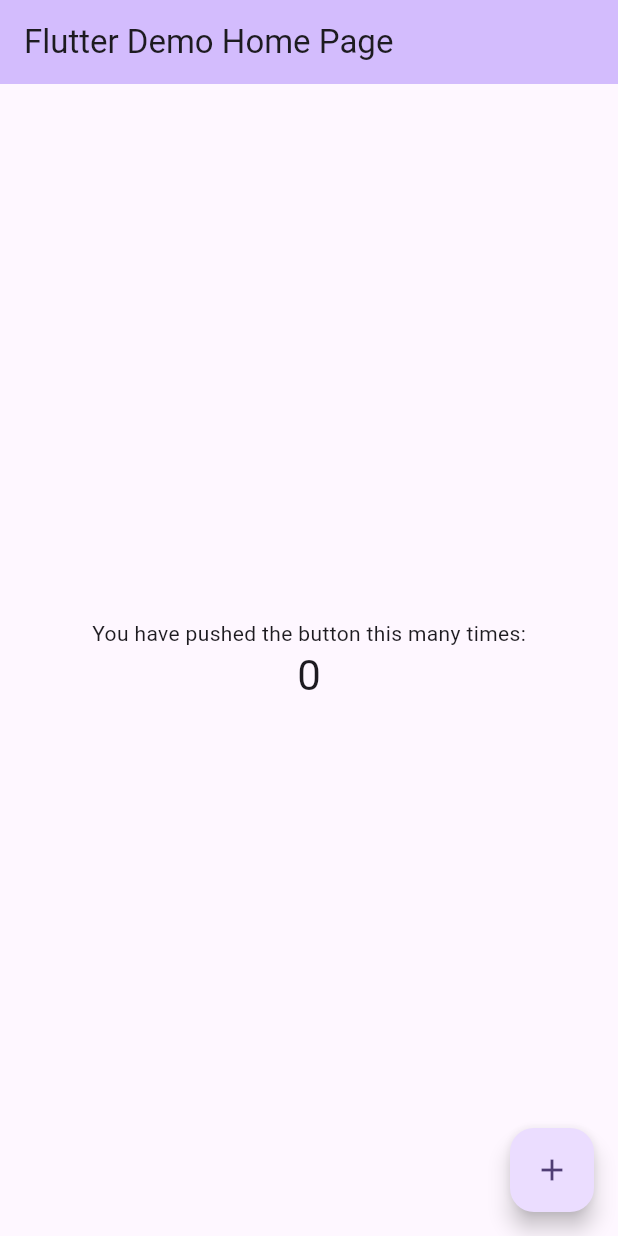
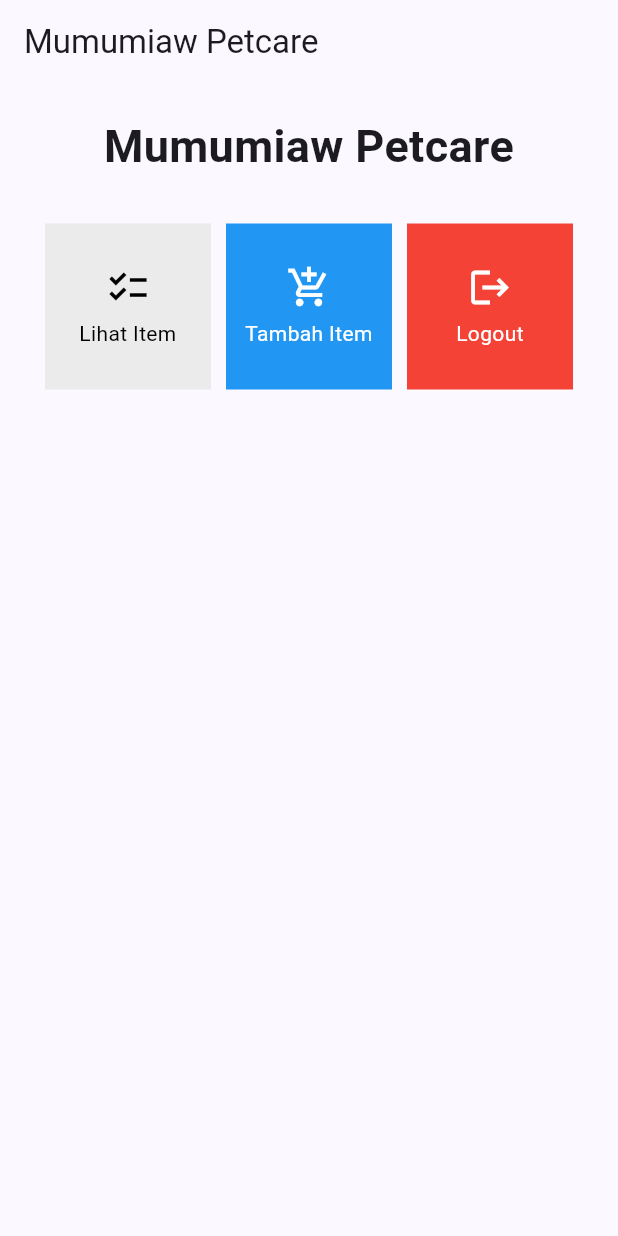
Before and after one commit to muhammadfawwazarshadsaid/mumumiaw_petcare, a Flutter app: the screen it shows after launch, on a phone screen of 412 x 824 dp. Run offline on Flutter 3.47's test engine with Material 2 defaults, Android fonts, the light colour scheme and no system bars.

Commit message:
main.dart menu.dart readme.md (-)no2

```diff
--- a/mumumiaw_petcare/lib/main.dart
+++ b/mumumiaw_petcare/lib/main.dart
@@ -1,125 +1,22 @@
 import 'package:flutter/material.dart';
+import 'package:mumumiaw_petcare/menu.dart';
 
 void main() {
   runApp(const MyApp());
 }
 
 class MyApp extends StatelessWidget {
-  const MyApp({super.key});
+  const MyApp({Key? key}) : super(key: key);
 
-  // This widget is the root of your application.
   @override
   Widget build(BuildContext context) {
     return MaterialApp(
       title: 'Flutter Demo',
       theme: ThemeData(
-        // This is the theme of your application.
-        //
-        // TRY THIS: Try running your application with "flutter run". You'll see
-        // the application has a blue toolbar. Then, without quitting the app,
-        // try changing the seedColor in the colorScheme below to Colors.green
-        // and then invoke "hot reload" (save your changes or press the "hot
-        // reload" button in a Flutter-supported IDE, or press "r" if you used
-        // the command line to start the app).
-        //
-        // Notice that the counter didn't reset back to zero; the application
-        // state is not lost during the reload. To reset the state, use hot
-        // restart instead.
-        //
-        // This works for code too, not just values: Most code changes can be
-        // tested with just a hot reload.
-        colorScheme: ColorScheme.fromSeed(seedColor: Colors.deepPurple),
+        colorScheme: ColorScheme.fromSeed(seedColor: Colors.indigo),
         useMaterial3: true,
       ),
-      home: const MyHomePage(title: 'Flutter Demo Home Page'),
+      home: Beranda(),
     );
   }
 }
-
-class MyHomePage extends StatefulWidget {
-  const MyHomePage({super.key, required this.title});
-
-  // This widget is the home page of your application. It is stateful, meaning
-  // that it has a State object (defined below) that contains fields that affect
-  // how it looks.
-
-  // This class is the configuration for the state. It holds the values (in this
-  // case the title) provided by the parent (in this case the App widget) and
-  // used by the build method of the State. Fields in a Widget subclass are
-  // always marked "final".
-
-  final String title;
-
-  @override
-  State<MyHomePage> createState() => _MyHomePageState();
-}
-
-class _MyHomePageState extends State<MyHomePage> {
-  int _counter = 0;
-
-  void _incrementCounter() {
-    setState(() {
-      // This call to setState tells the Flutter framework that something has
-      // changed in this State, which causes it to rerun the build method below
-      // so that the display can reflect the updated values. If we changed
-      // _counter without calling setState(), then the build method would not be
-      // called again, and so nothing would appear to happen.
-      _counter++;
-    });
-  }
-
-  @override
-  Widget build(BuildContext context) {
-    // This method is rerun every time setState is called, for instance as done
-    // by the _incrementCounter method above.
-    //
-    // The Flutter framework has been optimized to make rerunning build methods
-    // fast, so that you can just rebuild anything that needs updating rather
-    // than having to individually change instances of widgets.
-    return Scaffold(
-      appBar: AppBar(
-        // TRY THIS: Try changing the color here to a specific color (to
-        // Colors.amber, perhaps?) and trigger a hot reload to see the AppBar
-        // change color while the other colors stay the same.
-        backgroundColor: Theme.of(context).colorScheme.inversePrimary,
-        // Here we take the value from the MyHomePage object that was created by
-        // the App.build method, and use it to set our appbar title.
-        title: Text(widget.title),
-      ),
-      body: Center(
-        // Center is a layout widget. It takes a single child and positions it
-        // in the middle of the parent.
-        child: Column(
-          // Column is also a layout widget. It takes a list of children and
-          // arranges them vertically. By default, it sizes itself to fit its
-          // children horizontally, and tries to be as tall as its parent.
-          //
-          // Column has various properties to control how it sizes itself and
-          // how it positions its children. Here we use mainAxisAlignment to
-          // center the children vertically; the main axis here is the vertical
-          // axis because Columns are vertical (the cross axis would be
-          // horizontal).
-          //
-          // TRY THIS: Invoke "debug painting" (choose the "Toggle Debug Paint"
-          // action in the IDE, or press "p" in the console), to see the
-          // wireframe for each widget.
-          mainAxisAlignment: MainAxisAlignment.center,
-          children: <Widget>[
-            const Text(
-              'You have pushed the button this many times:',
-            ),
-            Text(
-              '$_counter',
-              style: Theme.of(context).textTheme.headlineMedium,
-            ),
-          ],
-        ),
-      ),
-      floatingActionButton: FloatingActionButton(
-        onPressed: _incrementCounter,
-        tooltip: 'Increment',
-        child: const Icon(Icons.add),
-      ), // This trailing comma makes auto-formatting nicer for build methods.
-    );
-  }
-}
--- /dev/null
+++ b/mumumiaw_petcare/lib/menu.dart
@@ -0,0 +1,107 @@
+import 'package:flutter/material.dart';
+
+class Beranda extends StatelessWidget {
+  Beranda({Key? key}) : super(key: key);
+
+  @override
+  Widget build(BuildContext context) {
+    return Scaffold(
+      appBar: AppBar(
+        title: const Text(
+          'Mumumiaw Petcare',
+        ),
+      ),
+      body: SingleChildScrollView(
+        child: Padding(
+          padding: const EdgeInsets.all(10.0),
+          child: Column(
+            children: <Widget>[
+              const Padding(
+                padding: EdgeInsets.only(top: 10.0, bottom: 10.0),
+                child: Text(
+                  'Mumumiaw Petcare',
+                  textAlign: TextAlign.center,
+                  style: TextStyle(
+                    fontSize: 30,
+                    fontWeight: FontWeight.bold,
+                  ),
+                ),
+              ),
+              GridView.count(
+                primary: true,
+                padding: const EdgeInsets.all(20),
+                crossAxisSpacing: 10,
+                mainAxisSpacing: 10,
+                crossAxisCount: 3,
+                shrinkWrap: true,
+                children: items.map((ShopItem item) {
+                  return ShopCard(item);
+                }).toList(),
+              ),
+            ],
+          ),
+        ),
+      ),
+    );
+  }
+}
+
+class ShopItem {
+  final String name;
+  final IconData icon;
+  final Color bgcard;
+  final Color text;
+  final Color iconcolor;
+
+  ShopItem(this.name, this.icon, this.bgcard, this.text, this.iconcolor);
+}
+
+final List<ShopItem> items = [
+  ShopItem("Lihat Item", Icons.checklist,
+      const Color.fromARGB(255, 235, 235, 235), Colors.black, Colors.black),
+  ShopItem("Tambah Item", Icons.add_shopping_cart, Colors.blue, Colors.white,
+      Colors.white),
+  ShopItem("Logout", Icons.logout, Colors.red, Colors.white, Colors.white),
+];
+
+class ShopCard extends StatelessWidget {
+  final ShopItem item;
+
+  const ShopCard(this.item, {Key? key}) : super(key: key);
+
+  @override
+  Widget build(BuildContext context) {
+    return Material(
+      color: item.bgcard,
+      child: InkWell(
+        onTap: () {
+          ScaffoldMessenger.of(context)
+            ..hideCurrentSnackBar()
+            ..showSnackBar(SnackBar(
+                content: Text("Kamu telah menekan tombol ${item.name}!")));
+        },
+        child: Container(
+          padding: const EdgeInsets.all(8),
+          child: Center(
+            child: Column(
+              mainAxisAlignment: MainAxisAlignment.center,
+              children: [
+                Icon(
+                  item.icon,
+                  color: item.iconcolor,
+                  size: 30.0,
+                ),
+                const Padding(padding: EdgeInsets.all(3)),
+                Text(
+                  item.name,
+                  textAlign: TextAlign.center,
+                  style: TextStyle(color: item.text),
+                ),
+              ],
+            ),
+          ),
+        ),
+      ),
+    );
+  }
+}
```
Also changed, not shown: 1 other file.
